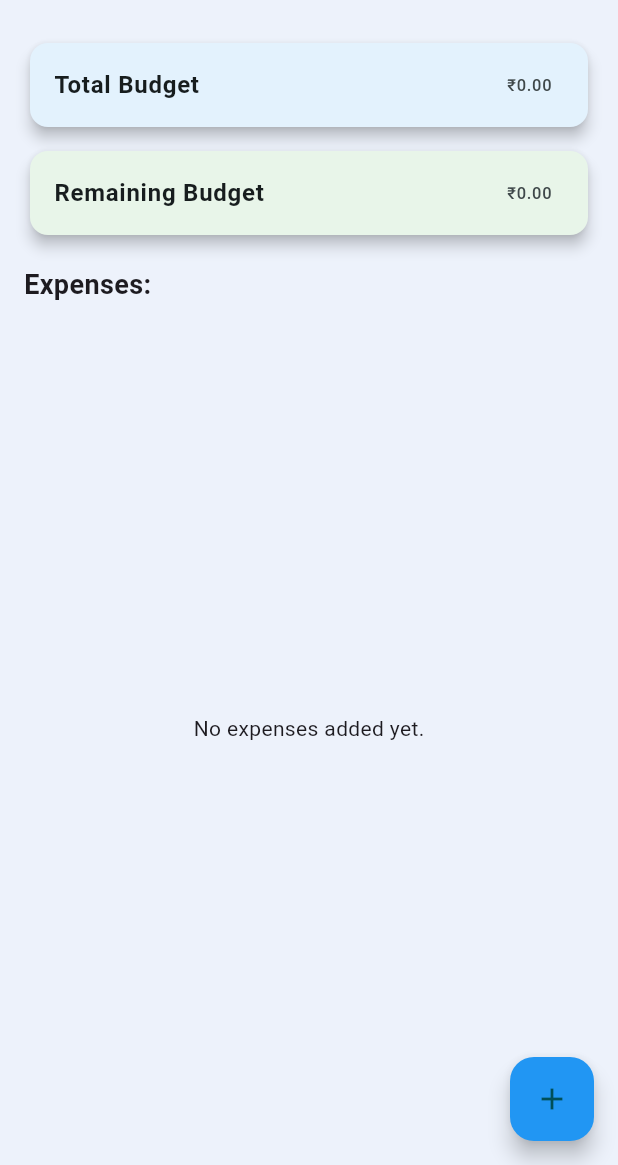
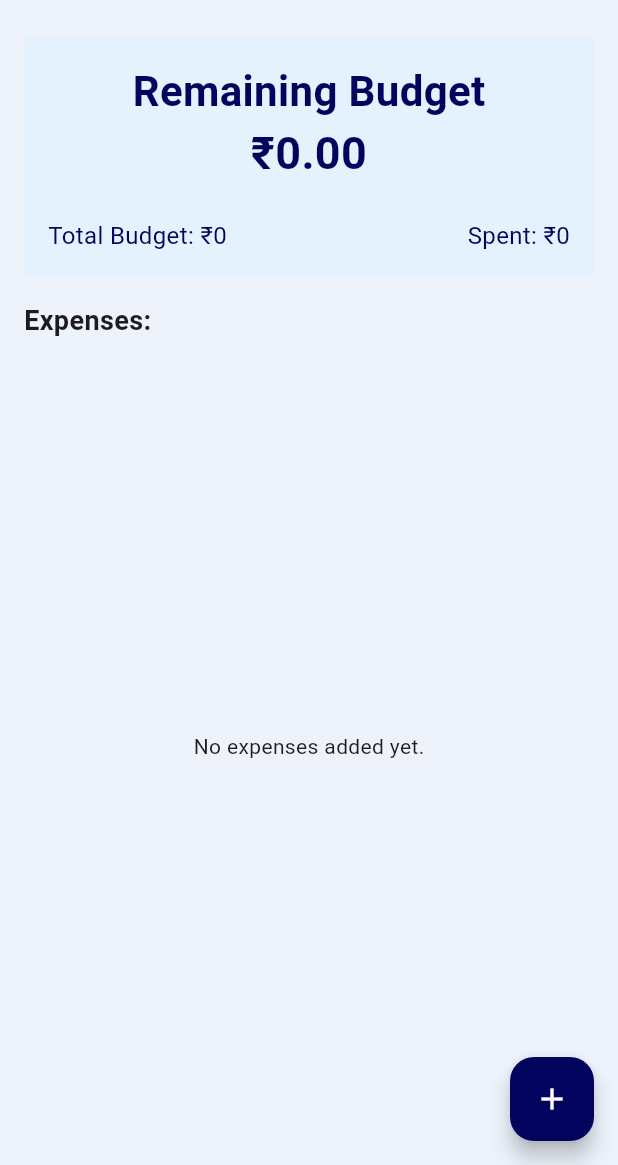
Before and after one commit to abhidnya04/TripMate, a Flutter app: the BudgetManagerPage screen opened directly with empty values, on a phone screen of 412 x 824 dp, the part 71-1236 px from its top. Run offline on Flutter 3.47's test engine with Material 3 defaults, Android fonts, the phone set to English and light mode, and no system bars; our stand-ins replace app_links, flutter_dotenv, google_fonts, google_generative_ai, image_picker, open_file and 2 more; missing offline and left inert: google_mlkit_translation; accounts and stored records are empty.

Commit message:
budget ui

```diff
--- a/lib/main.dart
+++ b/lib/main.dart
@@ -15,9 +15,12 @@ import 'package:flutter_dotenv/flutter_dotenv.dart';
 import 'package:google_fonts/google_fonts.dart';
 import 'package:supabase_flutter/supabase_flutter.dart';
 
+final Color darkblue = Color(0xff03045e);
+
 void main() async {
   await dotenv.load(fileName: ".env");
-  await Supabase.initialize(url: '${dotenv.env["URL"]}', anonKey: '${dotenv.env["ANONKEY"]}');
+  await Supabase.initialize(
+      url: '${dotenv.env["URL"]}', anonKey: '${dotenv.env["ANONKEY"]}');
   // anonKey:
   //     'eyJhbGciOiJIUzI1NiIsInR5cCI6IkpXVCJ9.eyJpc3MiOiJzdXBhYmFzZSIsInJlZiI6ImR6c3dlb2xycG1md2RqcXZ0bm5pIiwicm9sZSI6ImFub24iLCJpYXQiOjE3Mzg4MjkwODksImV4cCI6MjA1NDQwNTA4OX0.FmLD4bx5KCCEDIxBFBbqxOBiUT3KwOHcIT2iOwhvGgU');
   runApp(const MyApp());
--- a/lib/pages/manage_budget.dart
+++ b/lib/pages/manage_budget.dart
@@ -1,3 +1,4 @@
+import 'package:appdev/main.dart';
 import 'package:flutter/material.dart';
 import 'package:supabase_flutter/supabase_flutter.dart';
 
@@ -148,6 +149,8 @@ Future<void> fetchBudgetAndExpenses() async {
 
   return Scaffold(
     floatingActionButton: FloatingActionButton(
+      foregroundColor: Colors.white,
+      backgroundColor: darkblue,
       onPressed: () {
         showDialog(
           context: context,
@@ -158,9 +161,7 @@ Future<void> fetchBudgetAndExpenses() async {
         );
       },
       child: const Icon(Icons.add),
-  backgroundColor: Colors.blue,
     ),
-
     appBar: AppBar(
       title: const Text('Manage Budget'),
       centerTitle: true,
@@ -172,25 +173,57 @@ Future<void> fetchBudgetAndExpenses() async {
           : Column(
               crossAxisAlignment: CrossAxisAlignment.start,
               children: [
-                  Card(
+                Container(
+                  height: 160,
                   color: Colors.blue.shade50,
-                    elevation: 4,
-                    child: ListTile(
-                      title: const Text('Total Budget', style: TextStyle(fontWeight: FontWeight.bold)),
-                      trailing: Text('₹${totalBudget!.toStringAsFixed(2)}'),
+                  // elevation: 4,
+                  // shape: RoundedRectangleBorder(borderRadius: BorderRadius.circular(16)),
+                  child: Padding(
+                    padding: const EdgeInsets.all(16.0),
+                    child: Column(
+                      // mainAxisAlignment: MainAxisAlignment.spaceBetween,
+                      children: [
+                        Text(
+                          'Remaining Budget',
+                          style: TextStyle(
+                            fontSize: 28,
+                            fontWeight: FontWeight.bold,
+                            color: darkblue,
                           ),
                         ),
-                  const SizedBox(height: 8),
-                  Card(
-                    color: Colors.green.shade50,
-                    elevation: 4,
-                    child: ListTile(
-                      title: const Text('Remaining Budget', style: TextStyle(fontWeight: FontWeight.bold)),
-                      trailing: Text('₹${remaining.toStringAsFixed(2)}'),
+                        Text(
+                          '₹${remaining.toStringAsFixed(2)}',
+                          style: TextStyle(
+                            fontSize: 30,
+                            fontWeight: FontWeight.bold,
+                            color: darkblue,
+                          ),
+                        ),
+                        Spacer(),
+                        Row(
+                          mainAxisAlignment: MainAxisAlignment.spaceBetween,
+                          children: [
+                            Text(
+                              'Total Budget: ₹${totalBudget!.toStringAsFixed(0)}',
+                              style:  TextStyle(fontSize: 16, color: darkblue),
+
+                            ),
+                            Text(
+                              'Spent: ₹${totalSpent.toStringAsFixed(0)}',
+                              style:  TextStyle(fontSize: 16, color: darkblue),
+
+                            ),
+                          ],
+                        ),
+                      ],
+                    ),
                   ),
                 ),
                 const SizedBox(height: 16),
-                  const Text('Expenses:', style: TextStyle(fontSize: 18, fontWeight: FontWeight.bold)),
+                const Text(
+                  'Expenses:',
+                  style: TextStyle(fontSize: 18, fontWeight: FontWeight.bold),
+                ),
                 const SizedBox(height: 8),
                 Expanded(
                   child: expenses.isEmpty
@@ -204,7 +237,10 @@ Future<void> fetchBudgetAndExpenses() async {
                               child: ListTile(
                                 title: Text(exp['type']),
                                 subtitle: Text(exp['note'] ?? ''),
-                                  trailing: Text('₹${(exp['amount'] as num).toStringAsFixed(2)}'),
+                                trailing: Text(
+                                  '₹${(exp['amount'] as num).toStringAsFixed(2)}',
+                                  style: const TextStyle(fontWeight: FontWeight.bold),
+                                ),
                               ),
                             );
                           },
```
Also changed, not shown: 4 other files. Lines whose indentation alone changed are shown as unchanged.
